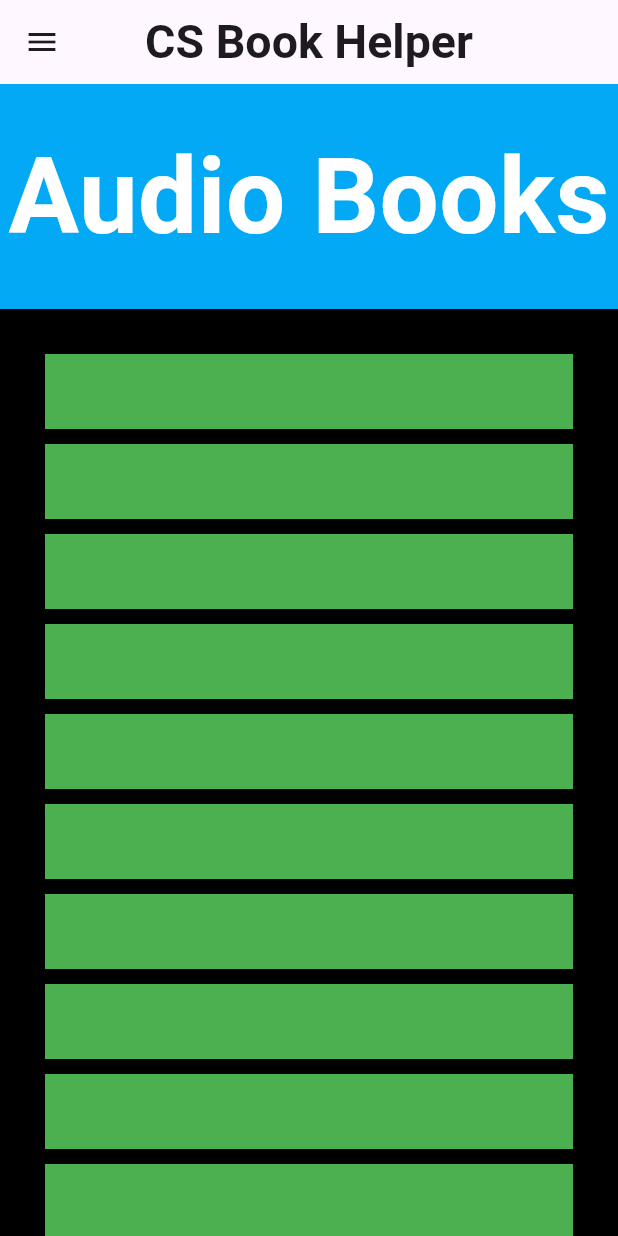
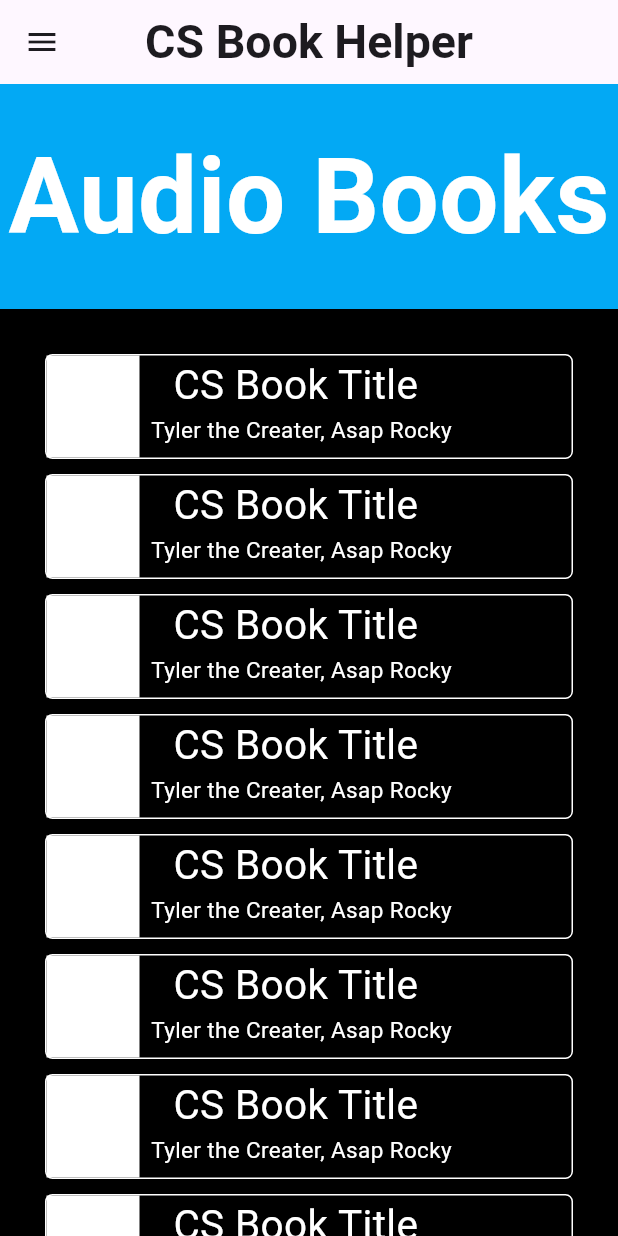
Before and after one commit to ElijahY123/BookHelper, a Flutter app: the screen it shows after launch, on a phone screen of 412 x 824 dp. Run offline on Flutter 3.47's test engine with Material 3 defaults, Android fonts, the phone set to English and light mode, and no system bars; our stand-ins replace google_fonts.

Commit message:
got the idea of the UI down

```diff
--- a/lib/views/audioBook.dart
+++ b/lib/views/audioBook.dart
@@ -48,11 +48,45 @@ class AudioBook extends StatelessWidget {
                                       children: [
                                         Container(
                                           width: MediaQuery.of(context).size.width - 60,
-                                          height: 50,
+                                          height: 70,
                                           decoration: BoxDecoration(
-                                            color: Colors.green,
+                                            color: Colors.transparent,
+                                            borderRadius: BorderRadius.circular(5),
+                                            border: Border.all(color: Colors.white)
                                           ),
-                                        )
+                                          child: Row(
+                                            children: [
+                                              Container(
+                                                width: MediaQuery.of(context).size.width - 350,
+                                                height: 70,
+                                                decoration: const BoxDecoration(
+                                                  color: Colors.white
+                                                ),
+                                              ),
+                                              const Column(
+                                                children: [
+                                                  Text(
+                                                    "CS Book Title",
+                                                    style: TextStyle(
+                                                      fontSize: 27,
+                                                      color: Colors.white
+                                                    ),
+                                                  ),
+                                                  Text(
+                                                    "  Tyler the Creater, Asap Rocky",
+                                                    style: TextStyle(
+                                                      fontSize: 15,
+                                                      color: Colors.white
+                                                    ),
+                                                  ),
+                                                ],
+                                              ),
+                                              const SizedBox(
+                                                width: 10,
+                                              ),
+                                            ],
+                                          ),
+                                        ),
                                       ],
                                     ),
                                   ),
```
